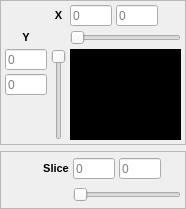
The window that include/ui/plugins/selector_toolbox.ui (VRGroupRWTH/pli_view) describes before a commit, drawn with Qt 5.
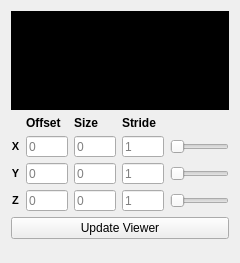
The same window after the commit. Custom widgets are drawn as their Qt base class.

Commit message: Made selector plugin proper.

```diff
--- a/include/ui/plugins/selector_toolbox.ui
+++ b/include/ui/plugins/selector_toolbox.ui
@@ -9,8 +9,8 @@
    <rect>
     <x>0</x>
     <y>0</y>
-    <width>186</width>
-    <height>209</height>
+    <width>240</width>
+    <height>263</height>
    </rect>
   </property>
   <property name="sizePolicy">
@@ -22,319 +22,13 @@
   <property name="windowTitle">
    <string>Selector Toolbox</string>
   </property>
-  <layout class="QVBoxLayout" name="verticalLayout">
-   <property name="spacing">
-    <number>6</number>
-   </property>
-   <property name="sizeConstraint">
-    <enum>QLayout::SetDefaultConstraint</enum>
-   </property>
-   <property name="leftMargin">
-    <number>0</number>
-   </property>
-   <property name="topMargin">
-    <number>0</number>
-   </property>
-   <property name="rightMargin">
-    <number>0</number>
-   </property>
-   <property name="bottomMargin">
-    <number>0</number>
-   </property>
-   <item>
-    <widget class="QFrame" name="frame_upper">
-     <property name="enabled">
-      <bool>true</bool>
-     </property>
-     <property name="sizePolicy">
-      <sizepolicy hsizetype="Expanding" vsizetype="Expanding">
-       <horstretch>0</horstretch>
-       <verstretch>1</verstretch>
-      </sizepolicy>
-     </property>
-     <property name="frameShape">
-      <enum>QFrame::StyledPanel</enum>
-     </property>
-     <property name="frameShadow">
-      <enum>QFrame::Sunken</enum>
-     </property>
-     <property name="lineWidth">
-      <number>2</number>
-     </property>
-     <layout class="QGridLayout" name="gridLayout_3">
-      <property name="leftMargin">
-       <number>4</number>
-      </property>
-      <property name="topMargin">
-       <number>4</number>
-      </property>
-      <property name="rightMargin">
-       <number>4</number>
-      </property>
-      <property name="bottomMargin">
-       <number>4</number>
-      </property>
-      <property name="spacing">
-       <number>4</number>
-      </property>
-      <item row="2" column="0">
-       <widget class="QLineEdit" name="line_edit_offset_y">
-        <property name="sizePolicy">
-         <sizepolicy hsizetype="Fixed" vsizetype="Fixed">
-          <horstretch>0</horstretch>
-          <verstretch>0</verstretch>
-         </sizepolicy>
-        </property>
-        <property name="minimumSize">
-         <size>
-          <width>42</width>
-          <height>21</height>
-         </size>
-        </property>
-        <property name="maximumSize">
-         <size>
-          <width>42</width>
-          <height>21</height>
-         </size>
-        </property>
-        <property name="toolTip">
-         <string>Offset</string>
-        </property>
-        <property name="text">
-         <string/>
-        </property>
-        <property name="alignment">
-         <set>Qt::AlignLeading|Qt::AlignLeft|Qt::AlignVCenter</set>
-        </property>
-        <property name="placeholderText">
-         <string>0</string>
-        </property>
-       </widget>
-      </item>
-      <item row="4" column="0">
-       <spacer name="spacer_y">
-        <property name="orientation">
-         <enum>Qt::Vertical</enum>
-        </property>
-        <property name="sizeHint" stdset="0">
-         <size>
-          <width>39</width>
-          <height>0</height>
-         </size>
-        </property>
-       </spacer>
-      </item>
-      <item row="3" column="0">
-       <widget class="QLineEdit" name="line_edit_size_y">
-        <property name="sizePolicy">
-         <sizepolicy hsizetype="Fixed" vsizetype="Fixed">
-          <horstretch>0</horstretch>
-          <verstretch>0</verstretch>
-         </sizepolicy>
-        </property>
-        <property name="minimumSize">
-         <size>
-          <width>42</width>
-          <height>21</height>
-         </size>
-        </property>
-        <property name="maximumSize">
-         <size>
-          <width>42</width>
-          <height>21</height>
-         </size>
-        </property>
-        <property name="toolTip">
-         <string>Size</string>
-        </property>
-        <property name="text">
-         <string/>
-        </property>
-        <property name="alignment">
-         <set>Qt::AlignLeading|Qt::AlignLeft|Qt::AlignVCenter</set>
-        </property>
-        <property name="placeholderText">
-         <string>0</string>
-        </property>
-       </widget>
-      </item>
-      <item row="0" column="1">
-       <widget class="QLabel" name="label_x">
-        <property name="font">
-         <font>
-          <pointsize>8</pointsize>
-          <weight>75</weight>
-          <bold>true</bold>
-         </font>
-        </property>
-        <property name="text">
-         <string>X</string>
-        </property>
-        <property name="alignment">
-         <set>Qt::AlignCenter</set>
-        </property>
-       </widget>
-      </item>
-      <item row="0" column="4">
-       <spacer name="spacer_x">
-        <property name="orientation">
-         <enum>Qt::Horizontal</enum>
-        </property>
-        <property name="sizeHint" stdset="0">
-         <size>
-          <width>1</width>
-          <height>18</height>
-         </size>
-        </property>
-       </spacer>
-      </item>
-      <item row="2" column="1" rowspan="3">
-       <widget class="QxtSpanSlider" name="slider_y">
-        <property name="sizePolicy">
-         <sizepolicy hsizetype="Fixed" vsizetype="Preferred">
-          <horstretch>0</horstretch>
-          <verstretch>1</verstretch>
-         </sizepolicy>
-        </property>
-        <property name="minimumSize">
-         <size>
-          <width>0</width>
-          <height>0</height>
-         </size>
-        </property>
-        <property name="maximum">
-         <number>0</number>
-        </property>
-        <property name="value">
-         <number>0</number>
-        </property>
-        <property name="orientation">
-         <enum>Qt::Vertical</enum>
-        </property>
-        <property name="invertedAppearance">
-         <bool>true</bool>
-        </property>
-        <property name="invertedControls">
-         <bool>false</bool>
-        </property>
-       </widget>
-      </item>
-      <item row="1" column="0">
-       <widget class="QLabel" name="label_y">
-        <property name="font">
-         <font>
-          <pointsize>8</pointsize>
-          <weight>75</weight>
-          <bold>true</bold>
-         </font>
-        </property>
-        <property name="text">
-         <string>Y</string>
-        </property>
-        <property name="alignment">
-         <set>Qt::AlignCenter</set>
-        </property>
-       </widget>
-      </item>
-      <item row="1" column="2" colspan="3">
-       <widget class="QxtSpanSlider" name="slider_x">
-        <property name="sizePolicy">
-         <sizepolicy hsizetype="Preferred" vsizetype="Fixed">
-          <horstretch>1</horstretch>
-          <verstretch>0</verstretch>
-         </sizepolicy>
-        </property>
-        <property name="minimumSize">
-         <size>
-          <width>0</width>
-          <height>0</height>
-         </size>
-        </property>
-        <property name="maximum">
-         <number>0</number>
-        </property>
-        <property name="value">
-         <number>0</number>
-        </property>
-        <property name="orientation">
-         <enum>Qt::Horizontal</enum>
-        </property>
-       </widget>
-      </item>
-      <item row="0" column="2">
-       <widget class="QLineEdit" name="line_edit_offset_x">
-        <property name="sizePolicy">
-         <sizepolicy hsizetype="Fixed" vsizetype="Fixed">
-          <horstretch>0</horstretch>
-          <verstretch>0</verstretch>
-         </sizepolicy>
-        </property>
-        <property name="minimumSize">
-         <size>
-          <width>42</width>
-          <height>21</height>
-         </size>
-        </property>
-        <property name="maximumSize">
-         <size>
-          <width>42</width>
-          <height>21</height>
-         </size>
-        </property>
-        <property name="toolTip">
-         <string>Offset</string>
-        </property>
-        <property name="text">
-         <string/>
-        </property>
-        <property name="alignment">
-         <set>Qt::AlignLeading|Qt::AlignLeft|Qt::AlignVCenter</set>
-        </property>
-        <property name="placeholderText">
-         <string>0</string>
-        </property>
-       </widget>
-      </item>
-      <item row="0" column="3">
-       <widget class="QLineEdit" name="line_edit_size_x">
-        <property name="sizePolicy">
-         <sizepolicy hsizetype="Fixed" vsizetype="Fixed">
-          <horstretch>0</horstretch>
-          <verstretch>0</verstretch>
-         </sizepolicy>
-        </property>
-        <property name="minimumSize">
-         <size>
-          <width>42</width>
-          <height>21</height>
-         </size>
-        </property>
-        <property name="maximumSize">
-         <size>
-          <width>42</width>
-          <height>21</height>
-         </size>
-        </property>
-        <property name="toolTip">
-         <string>Size</string>
-        </property>
-        <property name="text">
-         <string/>
-        </property>
-        <property name="alignment">
-         <set>Qt::AlignLeading|Qt::AlignLeft|Qt::AlignVCenter</set>
-        </property>
-        <property name="placeholderText">
-         <string>0</string>
-        </property>
-       </widget>
-      </item>
-      <item row="2" column="2" rowspan="3" colspan="3">
+  <layout class="QGridLayout" name="gridLayout_2">
+   <item row="0" column="0" colspan="5">
        <widget class="QxtLetterBoxWidget" name="letterbox">
         <property name="sizePolicy">
          <sizepolicy hsizetype="Expanding" vsizetype="Expanding">
           <horstretch>0</horstretch>
-          <verstretch>0</verstretch>
+       <verstretch>4</verstretch>
          </sizepolicy>
         </property>
         <layout class="QGridLayout" name="gridLayout">
@@ -350,6 +44,9 @@
          <property name="bottomMargin">
           <number>0</number>
          </property>
+      <property name="spacing">
+       <number>0</number>
+      </property>
          <item row="0" column="0">
           <widget class="QLabel" name="image">
            <property name="sizePolicy">
@@ -793,72 +490,387 @@
         </layout>
        </widget>
       </item>
-     </layout>
+   <item row="1" column="1">
+    <widget class="QLabel" name="label_offset">
+     <property name="sizePolicy">
+      <sizepolicy hsizetype="Minimum" vsizetype="Minimum">
+       <horstretch>0</horstretch>
+       <verstretch>0</verstretch>
+      </sizepolicy>
+     </property>
+     <property name="font">
+      <font>
+       <weight>75</weight>
+       <bold>true</bold>
+      </font>
+     </property>
+     <property name="text">
+      <string>Offset</string>
+     </property>
     </widget>
    </item>
-   <item>
-    <widget class="QFrame" name="frame_lower">
-     <property name="enabled">
-      <bool>true</bool>
+   <item row="1" column="2">
+    <widget class="QLabel" name="label_size">
+     <property name="sizePolicy">
+      <sizepolicy hsizetype="Minimum" vsizetype="Minimum">
+       <horstretch>0</horstretch>
+       <verstretch>0</verstretch>
+      </sizepolicy>
      </property>
+     <property name="font">
+      <font>
+       <weight>75</weight>
+       <bold>true</bold>
+      </font>
+     </property>
+     <property name="text">
+      <string>Size</string>
+     </property>
+    </widget>
+   </item>
+   <item row="1" column="3">
+    <widget class="QLabel" name="label_stride">
      <property name="sizePolicy">
-      <sizepolicy hsizetype="Expanding" vsizetype="Preferred">
+      <sizepolicy hsizetype="Minimum" vsizetype="Minimum">
        <horstretch>0</horstretch>
        <verstretch>0</verstretch>
       </sizepolicy>
      </property>
-     <property name="frameShape">
-      <enum>QFrame::StyledPanel</enum>
+     <property name="font">
+      <font>
+       <weight>75</weight>
+       <bold>true</bold>
+      </font>
      </property>
-     <property name="frameShadow">
-      <enum>QFrame::Sunken</enum>
+     <property name="text">
+      <string>Stride</string>
      </property>
-     <property name="lineWidth">
-      <number>2</number>
+    </widget>
+   </item>
+   <item row="2" column="0">
+    <widget class="QLabel" name="label_x">
+     <property name="sizePolicy">
+      <sizepolicy hsizetype="Minimum" vsizetype="Minimum">
+       <horstretch>0</horstretch>
+       <verstretch>0</verstretch>
+      </sizepolicy>
      </property>
-     <layout class="QGridLayout" name="gridLayout_2">
-      <property name="leftMargin">
-       <number>4</number>
-      </property>
-      <property name="topMargin">
-       <number>4</number>
-      </property>
-      <property name="rightMargin">
-       <number>4</number>
-      </property>
-      <property name="bottomMargin">
-       <number>4</number>
-      </property>
-      <property name="spacing">
-       <number>4</number>
-      </property>
-      <item row="0" column="5">
-       <spacer name="spacer_z">
-        <property name="orientation">
-         <enum>Qt::Horizontal</enum>
-        </property>
-        <property name="sizeHint" stdset="0">
+     <property name="font">
+      <font>
+       <pointsize>8</pointsize>
+       <weight>75</weight>
+       <bold>true</bold>
+      </font>
+     </property>
+     <property name="text">
+      <string>X</string>
+     </property>
+     <property name="alignment">
+      <set>Qt::AlignCenter</set>
+     </property>
+    </widget>
+   </item>
+   <item row="2" column="1">
+    <widget class="QLineEdit" name="line_edit_offset_x">
+     <property name="sizePolicy">
+      <sizepolicy hsizetype="Fixed" vsizetype="Fixed">
+       <horstretch>0</horstretch>
+       <verstretch>0</verstretch>
+      </sizepolicy>
+     </property>
+     <property name="minimumSize">
+      <size>
+       <width>42</width>
+       <height>21</height>
+      </size>
+     </property>
+     <property name="maximumSize">
+      <size>
+       <width>42</width>
+       <height>21</height>
+      </size>
+     </property>
+     <property name="toolTip">
+      <string>Offset</string>
+     </property>
+     <property name="text">
+      <string/>
+     </property>
+     <property name="alignment">
+      <set>Qt::AlignLeading|Qt::AlignLeft|Qt::AlignVCenter</set>
+     </property>
+     <property name="placeholderText">
+      <string>0</string>
+     </property>
+    </widget>
+   </item>
+   <item row="2" column="2">
+    <widget class="QLineEdit" name="line_edit_size_x">
+     <property name="sizePolicy">
+      <sizepolicy hsizetype="Fixed" vsizetype="Fixed">
+       <horstretch>0</horstretch>
+       <verstretch>0</verstretch>
+      </sizepolicy>
+     </property>
+     <property name="minimumSize">
          <size>
-          <width>12</width>
-          <height>18</height>
-         </size>
-        </property>
-       </spacer>
-      </item>
-      <item row="0" column="0" rowspan="2">
-       <spacer name="spacer_left">
+       <width>42</width>
+       <height>21</height>
+      </size>
+     </property>
+     <property name="maximumSize">
+      <size>
+       <width>42</width>
+       <height>21</height>
+      </size>
+     </property>
+     <property name="toolTip">
+      <string>Size</string>
+     </property>
+     <property name="text">
+      <string/>
+     </property>
+     <property name="alignment">
+      <set>Qt::AlignLeading|Qt::AlignLeft|Qt::AlignVCenter</set>
+     </property>
+     <property name="placeholderText">
+      <string>0</string>
+     </property>
+    </widget>
+   </item>
+   <item row="2" column="3">
+    <widget class="QLineEdit" name="line_edit_stride_x">
+     <property name="sizePolicy">
+      <sizepolicy hsizetype="Fixed" vsizetype="Fixed">
+       <horstretch>0</horstretch>
+       <verstretch>0</verstretch>
+      </sizepolicy>
+     </property>
+     <property name="minimumSize">
+      <size>
+       <width>42</width>
+       <height>21</height>
+      </size>
+     </property>
+     <property name="maximumSize">
+      <size>
+       <width>42</width>
+       <height>21</height>
+      </size>
+     </property>
+     <property name="toolTip">
+      <string>Size</string>
+     </property>
+     <property name="text">
+      <string/>
+     </property>
+     <property name="alignment">
+      <set>Qt::AlignLeading|Qt::AlignLeft|Qt::AlignVCenter</set>
+     </property>
+     <property name="placeholderText">
+      <string>1</string>
+     </property>
+    </widget>
+   </item>
+   <item row="2" column="4">
+    <widget class="QxtSpanSlider" name="slider_x">
+     <property name="sizePolicy">
+      <sizepolicy hsizetype="Preferred" vsizetype="Fixed">
+       <horstretch>1</horstretch>
+       <verstretch>0</verstretch>
+      </sizepolicy>
+     </property>
+     <property name="minimumSize">
+      <size>
+       <width>0</width>
+       <height>0</height>
+      </size>
+     </property>
+     <property name="maximum">
+      <number>0</number>
+     </property>
+     <property name="value">
+      <number>0</number>
+     </property>
         <property name="orientation">
          <enum>Qt::Horizontal</enum>
         </property>
-        <property name="sizeHint" stdset="0">
+    </widget>
+   </item>
+   <item row="3" column="0">
+    <widget class="QLabel" name="label_y">
+     <property name="sizePolicy">
+      <sizepolicy hsizetype="Minimum" vsizetype="Minimum">
+       <horstretch>0</horstretch>
+       <verstretch>0</verstretch>
+      </sizepolicy>
+     </property>
+     <property name="font">
+      <font>
+       <pointsize>8</pointsize>
+       <weight>75</weight>
+       <bold>true</bold>
+      </font>
+     </property>
+     <property name="text">
+      <string>Y</string>
+     </property>
+     <property name="alignment">
+      <set>Qt::AlignCenter</set>
+     </property>
+    </widget>
+   </item>
+   <item row="3" column="1">
+    <widget class="QLineEdit" name="line_edit_offset_y">
+     <property name="sizePolicy">
+      <sizepolicy hsizetype="Fixed" vsizetype="Fixed">
+       <horstretch>0</horstretch>
+       <verstretch>0</verstretch>
+      </sizepolicy>
+     </property>
+     <property name="minimumSize">
          <size>
-          <width>38</width>
-          <height>48</height>
-         </size>
-        </property>
-       </spacer>
-      </item>
-      <item row="0" column="3">
+       <width>42</width>
+       <height>21</height>
+      </size>
+     </property>
+     <property name="maximumSize">
+      <size>
+       <width>42</width>
+       <height>21</height>
+      </size>
+     </property>
+     <property name="toolTip">
+      <string>Offset</string>
+     </property>
+     <property name="text">
+      <string/>
+     </property>
+     <property name="alignment">
+      <set>Qt::AlignLeading|Qt::AlignLeft|Qt::AlignVCenter</set>
+     </property>
+     <property name="placeholderText">
+      <string>0</string>
+     </property>
+    </widget>
+   </item>
+   <item row="3" column="2">
+    <widget class="QLineEdit" name="line_edit_size_y">
+     <property name="sizePolicy">
+      <sizepolicy hsizetype="Fixed" vsizetype="Fixed">
+       <horstretch>0</horstretch>
+       <verstretch>0</verstretch>
+      </sizepolicy>
+     </property>
+     <property name="minimumSize">
+      <size>
+       <width>42</width>
+       <height>21</height>
+      </size>
+     </property>
+     <property name="maximumSize">
+      <size>
+       <width>42</width>
+       <height>21</height>
+      </size>
+     </property>
+     <property name="toolTip">
+      <string>Size</string>
+     </property>
+     <property name="text">
+      <string/>
+     </property>
+     <property name="alignment">
+      <set>Qt::AlignLeading|Qt::AlignLeft|Qt::AlignVCenter</set>
+     </property>
+     <property name="placeholderText">
+      <string>0</string>
+     </property>
+    </widget>
+   </item>
+   <item row="3" column="3">
+    <widget class="QLineEdit" name="line_edit_stride_y">
+     <property name="sizePolicy">
+      <sizepolicy hsizetype="Fixed" vsizetype="Fixed">
+       <horstretch>0</horstretch>
+       <verstretch>0</verstretch>
+      </sizepolicy>
+     </property>
+     <property name="minimumSize">
+      <size>
+       <width>42</width>
+       <height>21</height>
+      </size>
+     </property>
+     <property name="maximumSize">
+      <size>
+       <width>42</width>
+       <height>21</height>
+      </size>
+     </property>
+     <property name="toolTip">
+      <string>Size</string>
+     </property>
+     <property name="text">
+      <string/>
+     </property>
+     <property name="alignment">
+      <set>Qt::AlignLeading|Qt::AlignLeft|Qt::AlignVCenter</set>
+     </property>
+     <property name="placeholderText">
+      <string>1</string>
+     </property>
+    </widget>
+   </item>
+   <item row="3" column="4">
+    <widget class="QxtSpanSlider" name="slider_y">
+     <property name="sizePolicy">
+      <sizepolicy hsizetype="Preferred" vsizetype="Fixed">
+       <horstretch>1</horstretch>
+       <verstretch>0</verstretch>
+      </sizepolicy>
+     </property>
+     <property name="minimumSize">
+      <size>
+       <width>0</width>
+       <height>0</height>
+      </size>
+     </property>
+     <property name="maximum">
+      <number>0</number>
+     </property>
+     <property name="value">
+      <number>0</number>
+     </property>
+     <property name="orientation">
+      <enum>Qt::Horizontal</enum>
+     </property>
+    </widget>
+   </item>
+   <item row="4" column="0">
+    <widget class="QLabel" name="label_z">
+     <property name="sizePolicy">
+      <sizepolicy hsizetype="Minimum" vsizetype="Minimum">
+       <horstretch>0</horstretch>
+       <verstretch>0</verstretch>
+      </sizepolicy>
+     </property>
+     <property name="font">
+      <font>
+       <pointsize>8</pointsize>
+       <weight>75</weight>
+       <bold>true</bold>
+      </font>
+     </property>
+     <property name="text">
+      <string>Z</string>
+     </property>
+     <property name="alignment">
+      <set>Qt::AlignCenter</set>
+     </property>
+    </widget>
+   </item>
+   <item row="4" column="1">
        <widget class="QLineEdit" name="line_edit_offset_z">
         <property name="sizePolicy">
          <sizepolicy hsizetype="Fixed" vsizetype="Fixed">
@@ -892,32 +904,7 @@
         </property>
        </widget>
       </item>
-      <item row="1" column="3" colspan="3">
-       <widget class="QxtSpanSlider" name="slider_z">
-        <property name="sizePolicy">
-         <sizepolicy hsizetype="Preferred" vsizetype="Fixed">
-          <horstretch>1</horstretch>
-          <verstretch>0</verstretch>
-         </sizepolicy>
-        </property>
-        <property name="minimumSize">
-         <size>
-          <width>0</width>
-          <height>0</height>
-         </size>
-        </property>
-        <property name="maximum">
-         <number>0</number>
-        </property>
-        <property name="value">
-         <number>0</number>
-        </property>
-        <property name="orientation">
-         <enum>Qt::Horizontal</enum>
-        </property>
-       </widget>
-      </item>
-      <item row="0" column="4">
+   <item row="4" column="2">
        <widget class="QLineEdit" name="line_edit_size_z">
         <property name="sizePolicy">
          <sizepolicy hsizetype="Fixed" vsizetype="Fixed">
@@ -951,26 +938,85 @@
         </property>
        </widget>
       </item>
-      <item row="0" column="1" colspan="2">
-       <widget class="QLabel" name="label_z">
-        <property name="font">
-         <font>
-          <pointsize>8</pointsize>
-          <weight>75</weight>
-          <bold>true</bold>
-         </font>
+   <item row="4" column="3">
+    <widget class="QLineEdit" name="line_edit_stride_z">
+     <property name="sizePolicy">
+      <sizepolicy hsizetype="Fixed" vsizetype="Fixed">
+       <horstretch>0</horstretch>
+       <verstretch>0</verstretch>
+      </sizepolicy>
+     </property>
+     <property name="minimumSize">
+      <size>
+       <width>42</width>
+       <height>21</height>
+      </size>
+     </property>
+     <property name="maximumSize">
+      <size>
+       <width>42</width>
+       <height>21</height>
+      </size>
+     </property>
+     <property name="toolTip">
+      <string>Size</string>
         </property>
         <property name="text">
-         <string>Slice</string>
+      <string/>
         </property>
         <property name="alignment">
-         <set>Qt::AlignCenter</set>
-        </property>
-       </widget>
-      </item>
-     </layout>
+      <set>Qt::AlignLeading|Qt::AlignLeft|Qt::AlignVCenter</set>
+     </property>
+     <property name="placeholderText">
+      <string>1</string>
+     </property>
+    </widget>
+   </item>
+   <item row="4" column="4">
+    <widget class="QxtSpanSlider" name="slider_z">
+     <property name="sizePolicy">
+      <sizepolicy hsizetype="Preferred" vsizetype="Fixed">
+       <horstretch>1</horstretch>
+       <verstretch>0</verstretch>
+      </sizepolicy>
+     </property>
+     <property name="minimumSize">
+      <size>
+       <width>0</width>
+       <height>0</height>
+      </size>
+     </property>
+     <property name="maximum">
+      <number>0</number>
+     </property>
+     <property name="value">
+      <number>0</number>
+     </property>
+     <property name="orientation">
+      <enum>Qt::Horizontal</enum>
+     </property>
     </widget>
    </item>
+   <item row="5" column="0" colspan="5">
+    <widget class="QPushButton" name="button_update">
+     <property name="text">
+      <string>Update Viewer</string>
+     </property>
+    </widget>
+   </item>
+   <item row="6" column="0" colspan="5">
+    <spacer name="verticalSpacer">
+     <property name="orientation">
+      <enum>Qt::Vertical</enum>
+     </property>
+     <property name="sizeHint" stdset="0">
+      <size>
+       <width>166</width>
+       <height>13</height>
+      </size>
+     </property>
+    </spacer>
+   </item>
   </layout>
  </widget>
  <customwidgets>
@@ -985,6 +1031,11 @@
    <header location="global">third_party/qxt/qxtletterboxwidget.h</header>
    <container>1</container>
   </customwidget>
+  <customwidget>
+   <class>pli::overview_image</class>
+   <extends>QLabel</extends>
+   <header location="global">ui/overview_image.hpp</header>
+  </customwidget>
  </customwidgets>
  <tabstops>
   <tabstop>slider_z</tabstop>
```
Left out of the diff: 26 changed lines with no effect on the pictures. Lines whose indentation alone changed are shown as unchanged. The commit also changes 13 other files.
